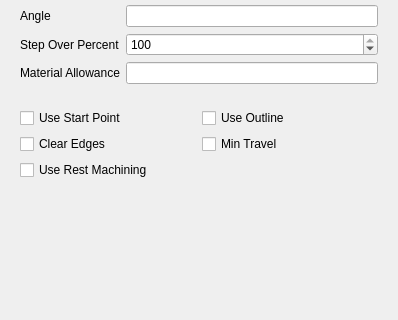
Before: the Qt Designer form src/Mod/Path/Gui/Resources/panels/PageOpPocketFullEdit.ui in karlnik/FreeCAD, drawn with Qt 5; both pictures show x 0 to 398 and y 193 to 513 of the 398 by 513 pixel window.
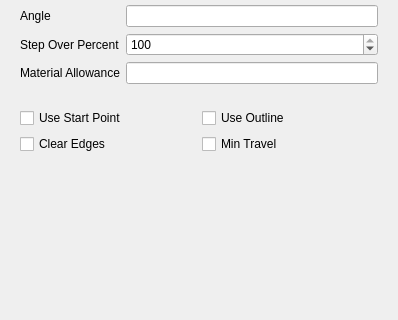
After: the same form once the commit is applied. Custom widgets are drawn as their Qt base class.

```diff
--- a/src/Mod/Path/Gui/Resources/panels/PageOpPocketFullEdit.ui
+++ b/src/Mod/Path/Gui/Resources/panels/PageOpPocketFullEdit.ui
@@ -252,16 +252,6 @@
         </property>
        </widget>
       </item>
-      <item row="3" column="0">
-       <widget class="QCheckBox" name="useRestMachining">
-        <property name="toolTip">
-         <string>Check to skip machining regions that have already been cleared by previous operations</string>
-        </property>
-        <property name="text">
-         <string>Use Rest Machining</string>
-        </property>
-       </widget>
-      </item>
      </layout>
     </widget>
    </item>
```
Left out of the diff: 2 changed lines with no effect on the pictures. Lines whose indentation alone changed are shown as unchanged.
